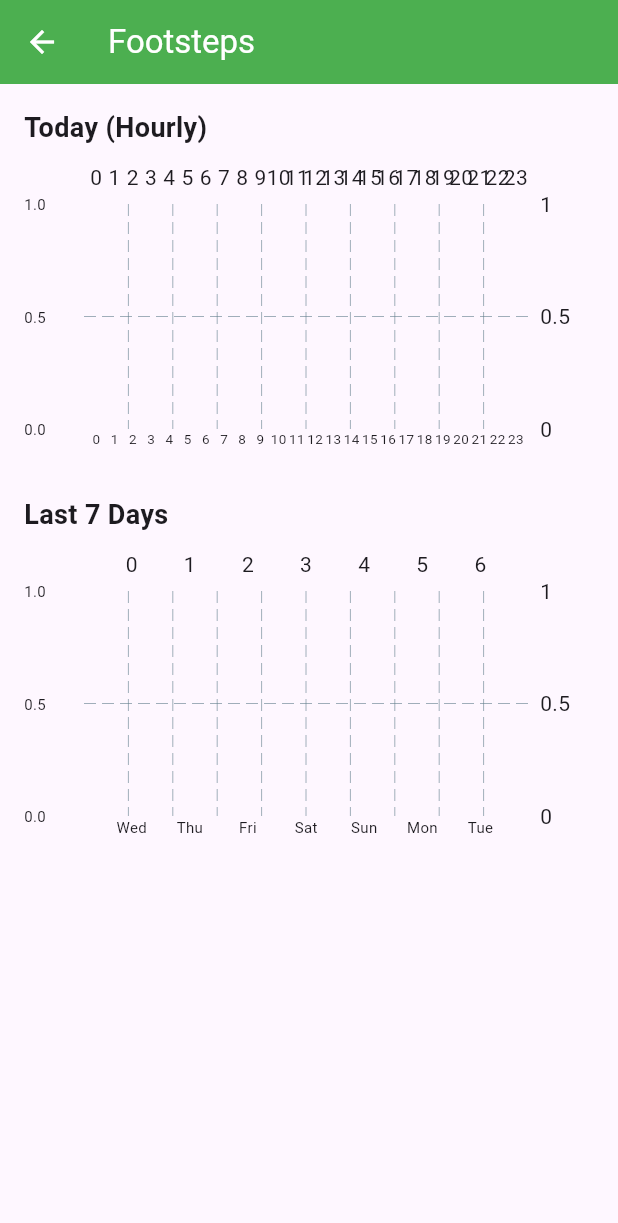
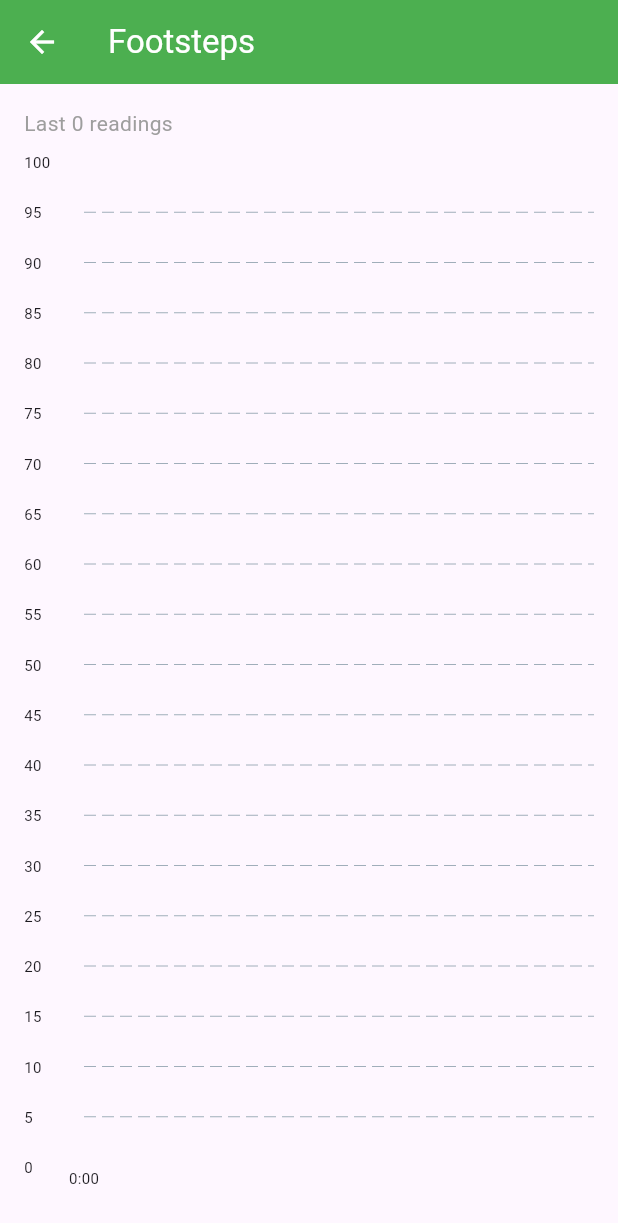
Before and after one commit to Amin4231/flutter_patient_monitor_project, a Flutter app: the screen it shows after launch, after a tap on "Footsteps", on a phone screen of 412 x 824 dp. Shown: the top 1223 px of the screen. Run offline on Flutter 3.47's test engine with Material 3 defaults, Android fonts, the phone set to English and light mode, and no system bars; drawn by our look-alikes of fl_chart; our stand-ins replace audioplayers, cloud_firestore, firebase_core, firebase_database, flutter_local_notifications; accounts and stored records are empty.

Commit message:
Edited Line chart

```diff
--- a/lib/history_page.dart
+++ b/lib/history_page.dart
@@ -1,16 +1,14 @@
 import 'package:flutter/material.dart';
 import 'package:fl_chart/fl_chart.dart';
 import 'storage.dart';
-import 'dart:math';
 
 class HistoryPage extends StatefulWidget {
   final String title;
   final String unit;
-  final String path;   // e.g., 'heart_rate', 'temperature_object', etc.
+  final String path;
   final Color color;
   final DateTime? lastUpdate;
-  final bool isFallDetection;   // special flag for fall events
-  final bool isFootsteps;       // special flag for footsteps (sum instead of avg)
+  final bool isFallDetection; // true → show list, false → show chart
 
   const HistoryPage({
     super.key,
@@ -20,7 +18,6 @@ class HistoryPage extends StatefulWidget {
     required this.color,
     this.lastUpdate,
     this.isFallDetection = false,
-    this.isFootsteps = false,
   });
 
   @override
@@ -31,13 +28,12 @@ class _HistoryPageState extends State<HistoryPage> {
   final HistoryStorage _storage = HistoryStorage();
   bool _loaded = false;
 
-  // Daily aggregates (last 7 days)
-  List<DailyBar> _dailyBars = [];
-  double _dailyMaxY = 1;
+  // For line chart
+  List<FlSpot> _spots = [];
+  double _minY = 0, _maxY = 100;
 
-  // Hourly aggregates (today)
-  List<HourlyBar> _hourlyBars = [];
-  double _hourlyMaxY = 1;
+  // For fall list
+  List<DateTime> _fallTimes = [];
 
   @override
   void initState() {
@@ -46,97 +42,43 @@ class _HistoryPageState extends State<HistoryPage> {
   }
 
   Future<void> _loadData() async {
-    // Fetch raw data (enough to cover 7 days)
-    final rawData = await _storage.fetchHistory(widget.path, limit: 2000);
+    final rawData = await _storage.fetchHistory(widget.path, limit: 200);
 
-    final now = DateTime.now();
-    final todayStart = DateTime(now.year, now.month, now.day);
+    if (widget.isFallDetection) {
+      // Build list of fall times (most recent first)
+      final times = <DateTime>[];
+      for (final entry in rawData) {
+        final ts = entry['timestamp'] as int?;
+        if (ts != null) {
+          times.add(DateTime.fromMillisecondsSinceEpoch(ts * 1000));
+        }
+      }
+      times.sort((a, b) => b.compareTo(a)); // newest first
+      _fallTimes = times;
+    } else {
+      // Build line chart spots (timestamp in seconds as X, value as Y)
+      final spots = <FlSpot>[];
+      for (final entry in rawData) {
+        final ts = entry['timestamp'] as int?;
+        final val = (entry['value'] as num?)?.toDouble();
+        if (ts != null && val != null) {
+          spots.add(FlSpot(ts.toDouble(), val));
+        }
+      }
+      spots.sort((a, b) => a.x.compareTo(b.x)); // chronological
 
-    // --- Today's hourly aggregation ---
-    final Map<int, List<double>> hourlyBuckets = {};
-    for (int h = 0; h < 24; h++) hourlyBuckets[h] = [];
-
-    for (var entry in rawData) {
-      final ts = entry['timestamp'] as int?;
-      if (ts == null) continue;
-      final dt = DateTime.fromMillisecondsSinceEpoch(ts * 1000);
-      if (dt.isBefore(todayStart)) continue; // only today
-
-      final hour = dt.hour;
-      final val = (entry['value'] as num?)?.toDouble() ?? 0;
-      hourlyBuckets[hour]!.add(val);
+      double minY = double.infinity, maxY = double.negativeInfinity;
+      for (final s in spots) {
+        if (s.y < minY) minY = s.y;
+        if (s.y > maxY) maxY = s.y;
+      }
+      _spots = spots;
+      _minY = minY.isFinite ? minY - 5 : 0;
+      _maxY = maxY.isFinite ? maxY + 5 : 100;
+      if (_minY < 0 && widget.path != 'footsteps') _minY = 0;
     }
 
-    _hourlyBars = [];
-    for (int h = 0; h < 24; h++) {
-      final values = hourlyBuckets[h]!;
-      if (values.isEmpty) {
-        _hourlyBars.add(HourlyBar(hour: h, value: 0, count: 0));
-      } else {
-        double value;
-        if (widget.isFootsteps) {
-          value = values.reduce((a, b) => a + b); // sum for footsteps
-        } else if (widget.isFallDetection) {
-          value = values.length.toDouble(); // count
-        } else {
-          value = values.reduce((a, b) => a + b) / values.length; // average
-        }
-        _hourlyBars.add(HourlyBar(hour: h, value: value, count: values.length));
-      }
-    }
-
-    // --- Daily aggregation (last 7 days including today) ---
-    final Map<int, List<double>> dailyBuckets = {}; // key: weekday (1=Mon..7=Sun) for display order
-    // We'll store by date string, then map to day-of-week
-    final Map<String, List<double>> dateBuckets = {};
-    for (int i = 6; i >= 0; i--) {
-      final day = todayStart.subtract(Duration(days: i));
-      final key = '${day.year}-${day.month.toString().padLeft(2, '0')}-${day.day.toString().padLeft(2, '0')}';
-      dateBuckets[key] = [];
-    }
-
-    for (var entry in rawData) {
-      final ts = entry['timestamp'] as int?;
-      if (ts == null) continue;
-      final dt = DateTime.fromMillisecondsSinceEpoch(ts * 1000);
-      final key = '${dt.year}-${dt.month.toString().padLeft(2, '0')}-${dt.day.toString().padLeft(2, '0')}';
-      if (dateBuckets.containsKey(key)) {
-        final val = (entry['value'] as num?)?.toDouble() ?? 0;
-        dateBuckets[key]!.add(val);
-      }
-    }
-
-    final sortedDays = dateBuckets.keys.toList()..sort();
-    _dailyBars = [];
-    for (final dayKey in sortedDays) {
-      final values = dateBuckets[dayKey]!;
-      double value;
-      if (values.isEmpty) {
-        value = 0;
-      } else if (widget.isFootsteps) {
-        value = values.reduce((a, b) => a + b);
-      } else if (widget.isFallDetection) {
-        value = values.length.toDouble();
-      } else {
-        value = values.reduce((a, b) => a + b) / values.length;
-      }
-      final parts = dayKey.split('-');
-      final date = DateTime(int.parse(parts[0]), int.parse(parts[1]), int.parse(parts[2]));
-      _dailyBars.add(DailyBar(weekday: _weekdayShort(date.weekday), value: value));
-    }
-
-    // Find max values for chart scaling
-    _hourlyMaxY = _hourlyBars.map((e) => e.value).reduce(max) + 1;
-    _dailyMaxY = _dailyBars.map((e) => e.value).reduce(max) + 1;
-    if (_hourlyMaxY <= 0) _hourlyMaxY = 1;
-    if (_dailyMaxY <= 0) _dailyMaxY = 1;
-
     setState(() => _loaded = true);
-  }
-
-  String _weekdayShort(int weekday) {
-    const days = ['Mon', 'Tue', 'Wed', 'Thu', 'Fri', 'Sat', 'Sun'];
-    return days[weekday - 1];
   }
 
   @override
@@ -149,122 +91,110 @@ class _HistoryPageState extends State<HistoryPage> {
       ),
       body: !_loaded
           ? const Center(child: CircularProgressIndicator())
-          : SingleChildScrollView(
-        padding: const EdgeInsets.all(16),
+          : widget.isFallDetection
+          ? _buildFallList()
+          : _buildLineChart(),
+    );
+  }
+
+  Widget _buildLineChart() {
+    return Padding(
+      padding: const EdgeInsets.all(16.0),
       child: Column(
         crossAxisAlignment: CrossAxisAlignment.start,
         children: [
-            // Today's hourly chart
-            Text('Today (Hourly)',
-                style: const TextStyle(
-                    fontSize: 18, fontWeight: FontWeight.bold)),
-            const SizedBox(height: 8),
-            SizedBox(
-              height: 200,
-              child: BarChart(
-                BarChartData(
-                  maxY: _hourlyMaxY,
-                  barGroups: _hourlyBars.map((bar) {
-                    return BarChartGroupData(
-                      x: bar.hour,
-                      barRods: [
-                        BarChartRodData(
-                          toY: bar.value,
-                          color: widget.color,
-                          width: 8,
+          Text(
+            'Last ${_spots.length} readings',
+            style: const TextStyle(fontSize: 14, color: Colors.grey),
           ),
-                      ],
+          const SizedBox(height: 16),
+          Expanded(
+            child: LineChart(
+              LineChartData(
+                minY: _minY,
+                maxY: _maxY,
+                gridData: FlGridData(
+                  show: true,
+                  drawVerticalLine: false,
+                ),
+                titlesData: FlTitlesData(
+                  bottomTitles: AxisTitles(
+                    sideTitles: SideTitles(
+                      showTitles: true,
+                      reservedSize: 30,
+                      interval: _spots.length > 10
+                          ? (_spots.last.x - _spots.first.x) / 5
+                          : null,
+                      getTitlesWidget: (value, meta) {
+                        final dt = DateTime.fromMillisecondsSinceEpoch(
+                            (value * 1000).toInt());
+                        return Text(
+                          '${dt.hour}:${dt.minute.toString().padLeft(2, '0')}',
+                          style: const TextStyle(fontSize: 10),
                         );
-                  }).toList(),
-                  titlesData: FlTitlesData(
+                      },
+                    ),
+                  ),
                   leftTitles: AxisTitles(
                     sideTitles: SideTitles(
                       showTitles: true,
                       reservedSize: 40,
                       getTitlesWidget: (value, meta) => Text(
-                          value.toStringAsFixed(widget.isFootsteps ? 0 : 1),
+                        value.toStringAsFixed(
+                            widget.unit == 'steps' ? 0 : 1),
                         style: const TextStyle(fontSize: 10),
                       ),
                     ),
                   ),
-                    bottomTitles: AxisTitles(
-                      sideTitles: SideTitles(
-                        showTitles: true,
-                        getTitlesWidget: (value, meta) {
-                          final hour = value.toInt();
-                          return Text(
-                            '$hour',
-                            style: const TextStyle(fontSize: 9),
-                          );
-                        },
-                        reservedSize: 20,
+                  topTitles: AxisTitles(
+                    sideTitles: SideTitles(showTitles: false),
+                  ),
+                  rightTitles: AxisTitles(
+                    sideTitles: SideTitles(showTitles: false),
+                  ),
+                ),
+                borderData: FlBorderData(show: false),
+                lineBarsData: [
+                  LineChartBarData(
+                    spots: _spots,
+                    isCurved: true,
+                    color: widget.color,
+                    barWidth: 2.5,
+                    dotData: FlDotData(
+                      show: _spots.length <= 50,
+                    ),
+                    belowBarData: BarAreaData(
+                      show: true,
+                      gradient: LinearGradient(
+                        colors: [
+                          widget.color.withOpacity(0.3),
+                          widget.color.withOpacity(0.0),
+                        ],
+                        begin: Alignment.topCenter,
+                        end: Alignment.bottomCenter,
                       ),
                     ),
                   ),
-                  gridData: FlGridData(show: true),
-                  borderData: FlBorderData(show: false),
+                ],
+                lineTouchData: LineTouchData(
+                  touchTooltipData: LineTouchTooltipData(
+                    getTooltipItems: (spots) => spots.map((s) {
+                      final dt = DateTime.fromMillisecondsSinceEpoch(
+                          (s.x * 1000).toInt());
+                      return LineTooltipItem(
+                        '${dt.hour}:${dt.minute.toString().padLeft(2, '0')}\n${s.y.toStringAsFixed(1)} ${widget.unit}',
+                        const TextStyle(
+                            color: Colors.white, fontSize: 12),
+                      );
+                    }).toList(),
                   ),
                 ),
-            ),
-            const SizedBox(height: 24),
-            // Daily chart (last 7 days)
-            Text('Last 7 Days',
-                style: const TextStyle(
-                    fontSize: 18, fontWeight: FontWeight.bold)),
-            const SizedBox(height: 8),
-            SizedBox(
-              height: 200,
-              child: BarChart(
-                BarChartData(
-                  maxY: _dailyMaxY,
-                  barGroups: _dailyBars.asMap().entries.map((entry) {
-                    final index = entry.key;
-                    final bar = entry.value;
-                    return BarChartGroupData(
-                      x: index,
-                      barRods: [
-                        BarChartRodData(
-                          toY: bar.value,
-                          color: widget.color,
-                          width: 14,
-                        ),
-                      ],
-                    );
-                  }).toList(),
-                  titlesData: FlTitlesData(
-                    leftTitles: AxisTitles(
-                      sideTitles: SideTitles(
-                        showTitles: true,
-                        reservedSize: 40,
-                        getTitlesWidget: (value, meta) => Text(
-                          value.toStringAsFixed(widget.isFootsteps ? 0 : 1),
-                          style: const TextStyle(fontSize: 10),
-                        ),
-                      ),
-                    ),
-                    bottomTitles: AxisTitles(
-                      sideTitles: SideTitles(
-                        showTitles: true,
-                        getTitlesWidget: (value, meta) {
-                          final idx = value.toInt();
-                          if (idx < 0 || idx >= _dailyBars.length) return const Text('');
-                          return Text(
-                            _dailyBars[idx].weekday,
-                            style: const TextStyle(fontSize: 10),
-                          );
-                        },
-                        reservedSize: 20,
-                      ),
-                    ),
-                  ),
-                  gridData: FlGridData(show: true),
-                  borderData: FlBorderData(show: false),
               ),
             ),
           ),
           if (widget.lastUpdate != null)
             Padding(
-                padding: const EdgeInsets.only(top: 16),
+              padding: const EdgeInsets.only(top: 8.0),
               child: Text(
                 'Last updated: ${widget.lastUpdate!.toString().substring(0, 19)}',
                 style: const TextStyle(fontSize: 12, color: Colors.grey),
@@ -272,20 +202,41 @@ class _HistoryPageState extends State<HistoryPage> {
             ),
         ],
       ),
+    );
+  }
+
+  Widget _buildFallList() {
+    if (_fallTimes.isEmpty) {
+      return const Center(
+        child: Text('No fall events yet', style: TextStyle(fontSize: 16)),
+      );
+    }
+    return Column(
+      crossAxisAlignment: CrossAxisAlignment.start,
+      children: [
+        Padding(
+          padding: const EdgeInsets.all(16.0),
+          child: Text(
+            '${_fallTimes.length} fall event(s) detected',
+            style: const TextStyle(fontSize: 14, color: Colors.grey),
           ),
+        ),
+        Expanded(
+          child: ListView.builder(
+            itemCount: _fallTimes.length,
+            itemBuilder: (context, index) {
+              final dt = _fallTimes[index];
+              return ListTile(
+                leading: const Icon(Icons.warning, color: Colors.red),
+                title: Text('Fall detected'),
+                subtitle: Text(
+                  '${dt.day}/${dt.month}/${dt.year} at ${dt.hour}:${dt.minute.toString().padLeft(2, '0')}:${dt.second.toString().padLeft(2, '0')}',
+                ),
+              );
+            },
+          ),
+        ),
+      ],
     );
   }
 }
-
-class HourlyBar {
-  final int hour;
-  final double value;
-  final int count;
-  HourlyBar({required this.hour, required this.value, required this.count});
-}
-
-class DailyBar {
-  final String weekday;
-  final double value;
-  DailyBar({required this.weekday, required this.value});
-}
```
Lines whose indentation alone changed are shown as unchanged.
